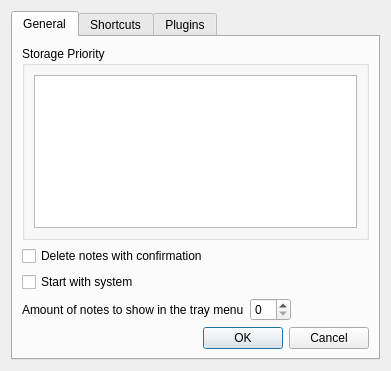
The window that libqtnote/optionsdlg.ui (Ri0n/QtNote) describes before a commit, drawn with Qt 5.
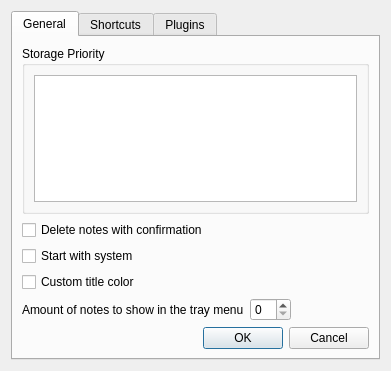
The same window after the commit. Icons and pictures are not drawn. Custom widgets are drawn as their Qt base class.

Commit message: Some work on color customization

Diff of the .ui file:
```diff
--- a/libqtnote/optionsdlg.ui
+++ b/libqtnote/optionsdlg.ui
@@ -61,6 +61,33 @@
          </property>
         </widget>
        </item>
+       <item>
+        <layout class="QHBoxLayout" name="horizontalLayout_2">
+         <item>
+          <widget class="QCheckBox" name="ckTitleColor">
+           <property name="text">
+            <string>Custom title color</string>
+           </property>
+          </widget>
+         </item>
+         <item>
+          <spacer name="horizontalSpacer_2">
+           <property name="orientation">
+            <enum>Qt::Horizontal</enum>
+           </property>
+           <property name="sizeHint" stdset="0">
+            <size>
+             <width>40</width>
+             <height>20</height>
+            </size>
+           </property>
+          </spacer>
+         </item>
+         <item>
+          <widget class="QtNote::ColorButton" name="wTitleColor" native="true"/>
+         </item>
+        </layout>
+       </item>
        <item>
         <layout class="QHBoxLayout" name="horizontalLayout">
          <item>
@@ -129,6 +156,14 @@
    </item>
   </layout>
  </widget>
+ <customwidgets>
+  <customwidget>
+   <class>QtNote::ColorButton</class>
+   <extends>QWidget</extends>
+   <header>colorbutton.h</header>
+   <container>1</container>
+  </customwidget>
+ </customwidgets>
  <tabstops>
   <tabstop>priorityView</tabstop>
  </tabstops>
```
Left out of the diff: 4 changed lines with no effect on the pictures. The commit also changes 6 other files.
